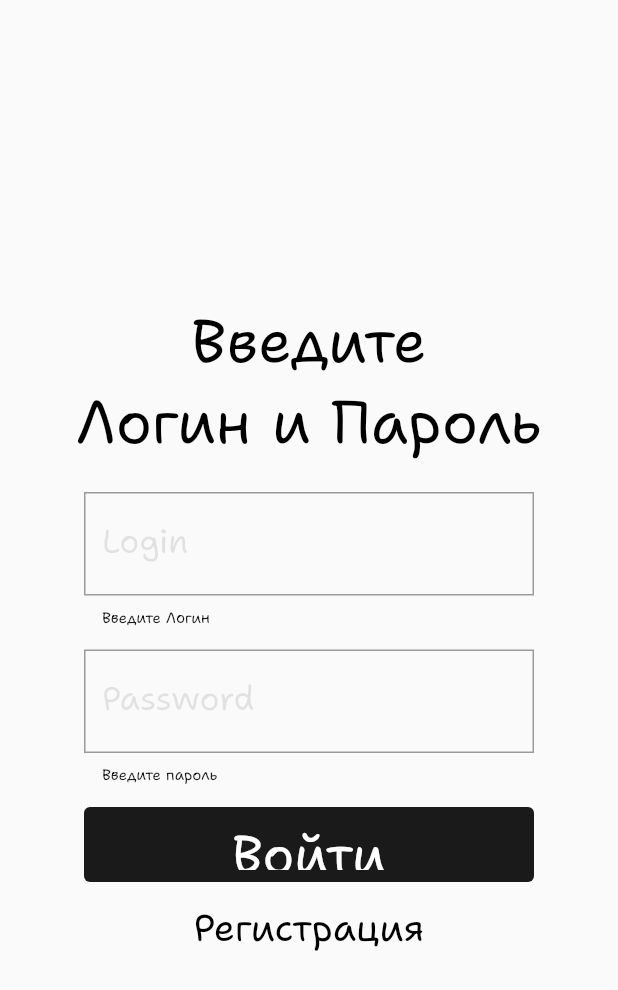
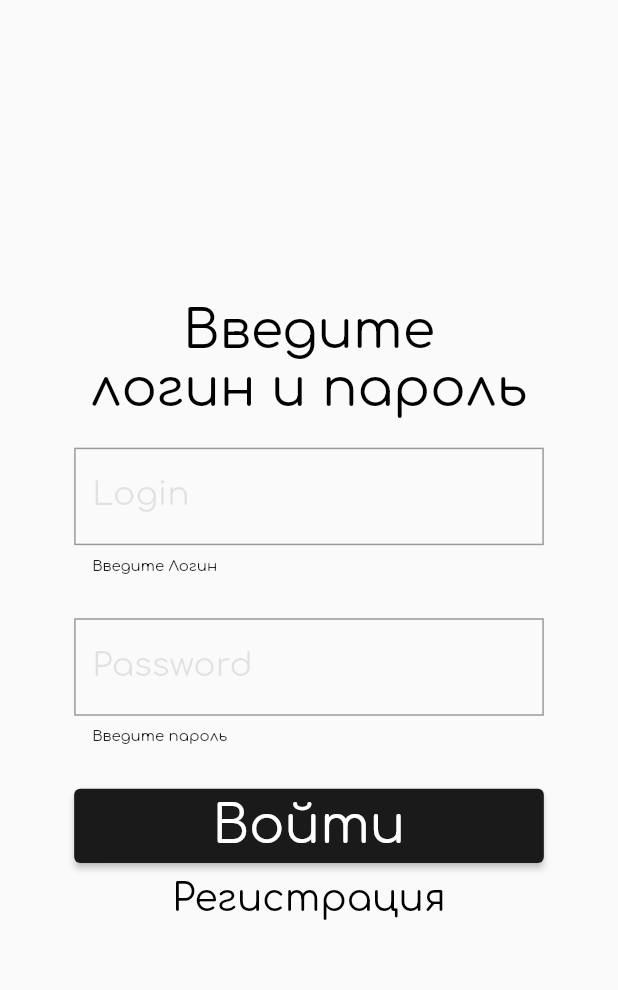
Before and after one commit to NoWizarrd/Play_Chess, a Flutter app: the InitialPage screen opened by its route, on a phone screen of 412 x 824 dp. Shown: the top 990 px of the screen. Run offline on Flutter 3.47's test engine with Material 2 defaults, Android fonts, the light colour scheme and no system bars; our stand-ins replace flutter_svg.

Commit message:
Переделаны и настроены экраны авторизации и регистрации

```diff
--- a/lib/main.dart
+++ b/lib/main.dart
@@ -17,7 +17,7 @@ void main() {
       '/StartPage': (context) => const StartPage(),
       '/GameOneonOne': (context) => const GaneOneOnOnePage(),
       '/GameModesPage': (context) => const GameModesPage(),
-      'HistoryPage' : (context) => const HistoryPage(),
+      '/HistoryPage' : (context) => const HistoryPage(),
     },
     debugShowCheckedModeBanner: false,
   ));
--- a/lib/pages/InitialPage.dart
+++ b/lib/pages/InitialPage.dart
@@ -1,4 +1,6 @@
 import 'package:flutter/material.dart';
+import 'package:play_chess/pages/RegistrationPage.dart';
+import 'package:play_chess/pages/StartPage.dart';
 
 class InitialPage extends StatefulWidget {
   const InitialPage({Key? key}) : super(key: key);
@@ -8,50 +10,50 @@ class InitialPage extends StatefulWidget {
 }
 
 class _InitialPageState extends State<InitialPage> {
-  String password = '';
   @override
   Widget build(BuildContext context) {
+    String password = '';
+    final screenWidth = MediaQuery.of(context).size.width;
+    final screenHeight = MediaQuery.of(context).size.height;
     return Scaffold(
       resizeToAvoidBottomInset: false,
       body:
-      Row(
+      Column(
         mainAxisAlignment: MainAxisAlignment.center,
         children: [
-          Column(
-            mainAxisAlignment: MainAxisAlignment.start,
-            children: [
-              const Padding(padding: EdgeInsets.only(top: 200)),
-              const Text('Введите \nЛогин и Пароль',
+          //const Padding(padding: EdgeInsets.only(top: 200)),
+          const Text('Введите \nлогин и пароль',
             textAlign: TextAlign.center,
             style: TextStyle(
-                  fontSize: 40,
-                  fontFamily: 'ShantellSans',
+                fontSize: 35,
+                fontFamily: 'Comfortaa',
                 color: Colors.black
             ),
           ),
-              const Padding(padding: EdgeInsets.only(top: 20)),
+          Padding(padding: EdgeInsets.only(top: screenHeight * 0.024)),
           SizedBox(
-                width: 300,
+            width: screenWidth * 0.76,
+            height: screenHeight * 0.12,
             child: TextField(
               onChanged: (String value){
                 password = value;
               },
               style: const TextStyle(
                   fontSize: 22,
-                      fontFamily: 'ShantellSans',
+                  fontFamily: 'Comfortaa',
                   color: Colors.black
               ),
               decoration: const InputDecoration(
                 labelText: 'Login',
                 labelStyle: TextStyle(
                     fontSize: 22,
-                        fontFamily: 'ShantellSans',
+                    fontFamily: 'Comfortaa',
                     color: Color.fromRGBO(0, 0, 0, 0.1)
                 ),
                 helperText: 'Введите Логин',
                 helperStyle: TextStyle(
                     fontSize: 10,
-                        fontFamily: 'ShantellSans',
+                    fontFamily: 'Comfortaa',
                     color: Color.fromRGBO(26, 26, 26, 1.0)
                 ),
                 border: OutlineInputBorder(borderRadius: BorderRadius.all(Radius.zero)),
@@ -62,29 +64,30 @@ class _InitialPageState extends State<InitialPage> {
               ),
             ),
           ),
-              const Padding(padding: EdgeInsets.only(top: 15)),
+          Padding(padding: EdgeInsets.only(top: screenHeight * 0.018)),
           SizedBox(
-                width: 300,
+            width: screenWidth * 0.76,
+            height: screenHeight * 0.12,
             child: TextField(
               onChanged: (String value){
                 password = value;
               },
               style: const TextStyle(
                   fontSize: 22,
-                      fontFamily: 'ShantellSans',
+                  fontFamily: 'Comfortaa',
                   color: Colors.black
               ),
               decoration: const InputDecoration(
                 labelText: 'Password',
                 labelStyle: TextStyle(
                     fontSize: 22,
-                        fontFamily: 'ShantellSans',
+                    fontFamily: 'Comfortaa',
                     color: Color.fromRGBO(0, 0, 0, 0.1)
                 ),
                 helperText: 'Введите пароль',
                 helperStyle: TextStyle(
                     fontSize: 10,
-                        fontFamily: 'ShantellSans',
+                    fontFamily: 'Comfortaa',
                     color: Color.fromRGBO(26, 26, 26, 1.0)
                 ),
                 border: OutlineInputBorder(borderRadius: BorderRadius.all(Radius.zero)),
@@ -95,45 +98,61 @@ class _InitialPageState extends State<InitialPage> {
               ),
             ),
           ),
-              const Padding(padding: EdgeInsets.only(top: 15)),
-              TextButton(
+          Padding(padding: EdgeInsets.only(top: screenHeight * 0.018)),
+          ElevatedButton(
               onPressed: () {
-                    Navigator.pushNamedAndRemoveUntil(context, '/startPage', (route) => true);
+                Navigator.pushAndRemoveUntil(
+                    context,
+                    MaterialPageRoute(builder: (context) => StartPage()),
+                        (Route<dynamic> route) => false
+                );
               },
-                  style: TextButton.styleFrom(
+              style: ElevatedButton.styleFrom(
                 backgroundColor: Color.fromRGBO(26, 26, 26, 1.0),
-                    fixedSize: const Size(300.0, 50.0),
+                fixedSize: Size(screenWidth * 0.76, screenHeight * 0.06),
               ),
+              child: Container(
+                alignment: Alignment.center,
+                height: screenHeight * 0.06,
+                width: screenWidth * 0.76,
                 child: const Text('Войти',
                   textAlign: TextAlign.justify,
                   style: TextStyle(
                       fontSize: 35,
-                      fontFamily: 'ShantellSans',
+                      fontFamily: 'Comfortaa',
                       color: Colors.white
+                  ),
                 ),
               )
           ),
           //const Padding(padding: EdgeInsets.only(top: 15)),
-              TextButton(
+          ElevatedButton(
               onPressed: () {
-                    Navigator.pushNamedAndRemoveUntil(context, '/registration', (route) => true);
+                Navigator.push(
+                  context,
+                  MaterialPageRoute(builder: (context) => RegistrationPage()),
+                );
               },
-                  style: TextButton.styleFrom(
-                    //backgroundColor: Color.fromRGBO(148, 148, 148, 1.0),
-                    fixedSize: const Size(300.0, 60.0),
+              style: ElevatedButton.styleFrom(
+                backgroundColor: Colors.transparent,
+                shadowColor: Colors.transparent,
+                fixedSize: Size(screenHeight * 0.76, screenWidth * 0.06),
               ),
+              child: Container(
+                alignment: Alignment.center,
+                height: screenHeight * 0.06,
+                width: screenWidth * 0.76,
                 child: const Text('Регистрация',
                   style: TextStyle(
                       fontSize: 25,
-                        fontFamily: 'ShantellSans',
+                      fontFamily: 'Comfortaa',
                       color: Colors.black
+                  ),
                 ),
               )
           ),
         ],
       )
-        ],
-      )
     );
   }
 }
```
Also changed, not shown: lib/pages/RegistrationPage.dart (+34 -25 lines), lib/pages/StartPage.dart (+24 -16 lines). Lines whose indentation alone changed are shown as unchanged.
